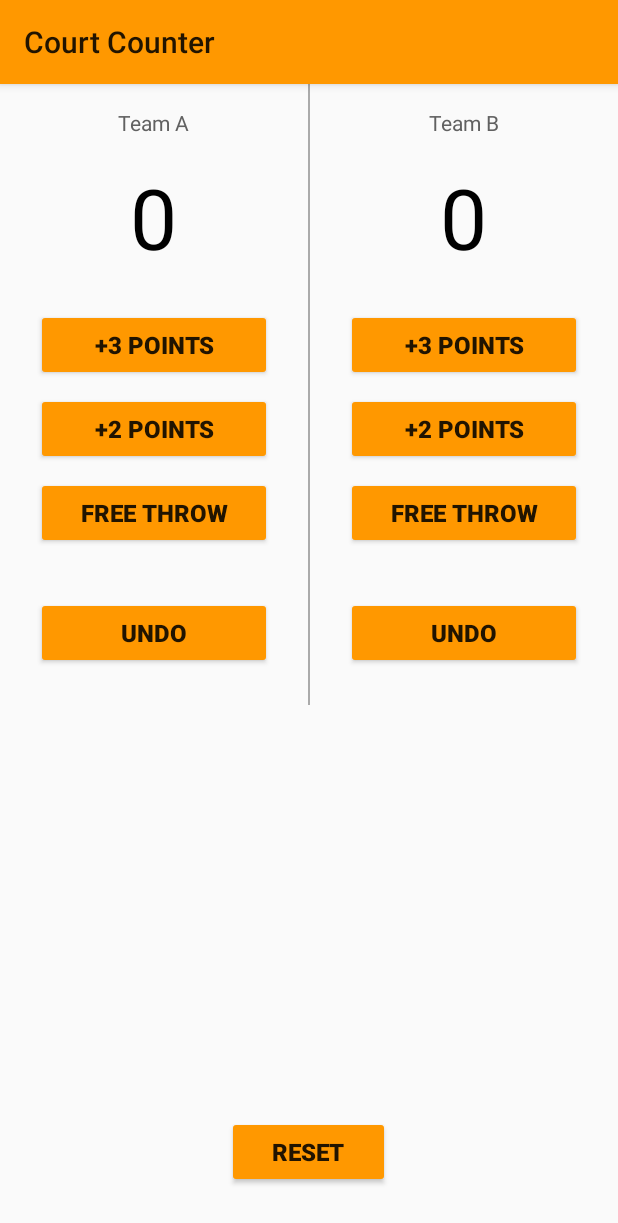
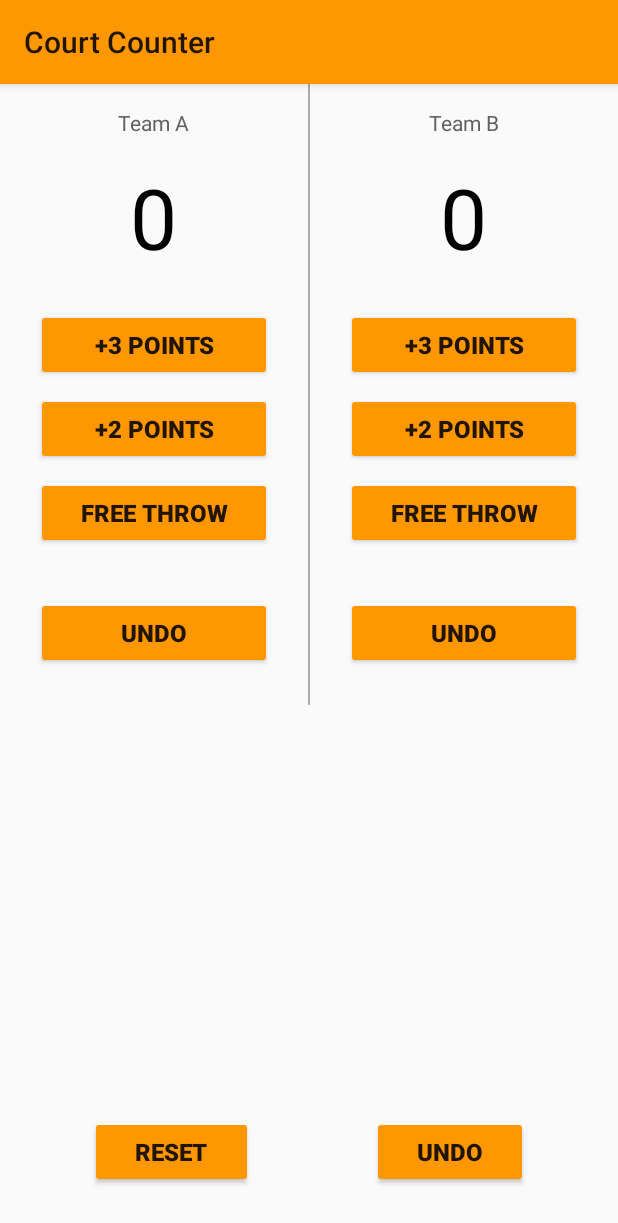
Before and after one commit to subramanyaaithal/CourtCounter, an Android app: the screen it shows after launch (MainActivity), on a phone screen of 412 x 824 dp. Shown: the top 1223 px of the screen. Run offline under Robolectric (Android 15) with nearby library versions, the phone set to English and light mode, and no system bars.

Commit message:
initial commit

```diff
--- a/app/src/main/java/com/example/android/courtcounter/MainActivity.java
+++ b/app/src/main/java/com/example/android/courtcounter/MainActivity.java
@@ -112,4 +112,13 @@ public class MainActivity extends AppCompatActivity {
         displayForTeamA(TeamAScore);
 
     }
+    /**
+     * Displays the given score for Team A.
+     */
+    public void masterUndo(View view) {
+        teamAUndo(null);
+        teamBUndo(null);
+
+    }
+
 }
--- a/app/src/main/res/layout/activity_main.xml
+++ b/app/src/main/res/layout/activity_main.xml
@@ -175,9 +175,26 @@
         android:paddingLeft="30dp"
         android:paddingRight="30dp"
         android:onClick="resetScore"
-        android:layout_centerHorizontal="true"
+        android:layout_alignParentLeft="true"
         android:layout_alignParentBottom="true"
         android:layout_marginBottom="32dp"
+        android:layout_marginLeft="60dp"
+        />
+    <Button
+        android:id="@+id/MasterUndo"
+        android:layout_width="wrap_content"
+        android:layout_height="wrap_content"
+        android:text="UNDO"
+        android:textSize="16sp"
+        android:textStyle="bold"
+        android:paddingLeft="30dp"
+        android:paddingRight="30dp"
+        android:onClick="masterUndo"
+        android:layout_alignParentRight="true"
+        android:layout_alignParentBottom="true"
+        android:layout_marginBottom="32dp"
+        android:layout_marginRight="60dp"
+
         />
 
 </RelativeLayout>
```
